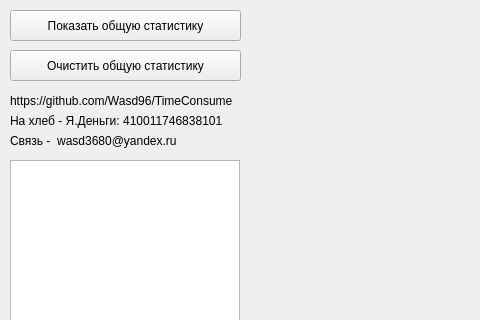
Qt form widget.ui (Wasd96/TimeConsume) before a commit; both pictures show x 0 to 480 and y 0 to 320 of the 750 by 600 pixel window.
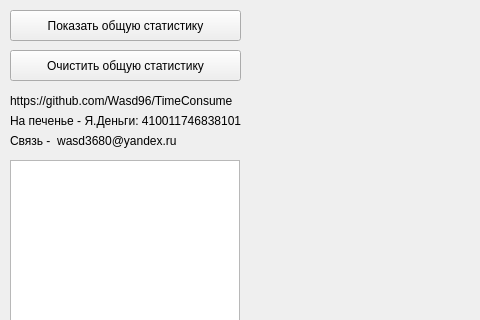
The same form after that commit.

Patch:
```diff
--- a/widget.ui
+++ b/widget.ui
@@ -78,7 +78,7 @@
     </rect>
    </property>
    <property name="text">
-    <string>На хлеб - Я.Деньги: 410011746838101</string>
+    <string>На печенье - Я.Деньги: 410011746838101</string>
    </property>
   </widget>
   <widget class="QLabel" name="label_3">
```
